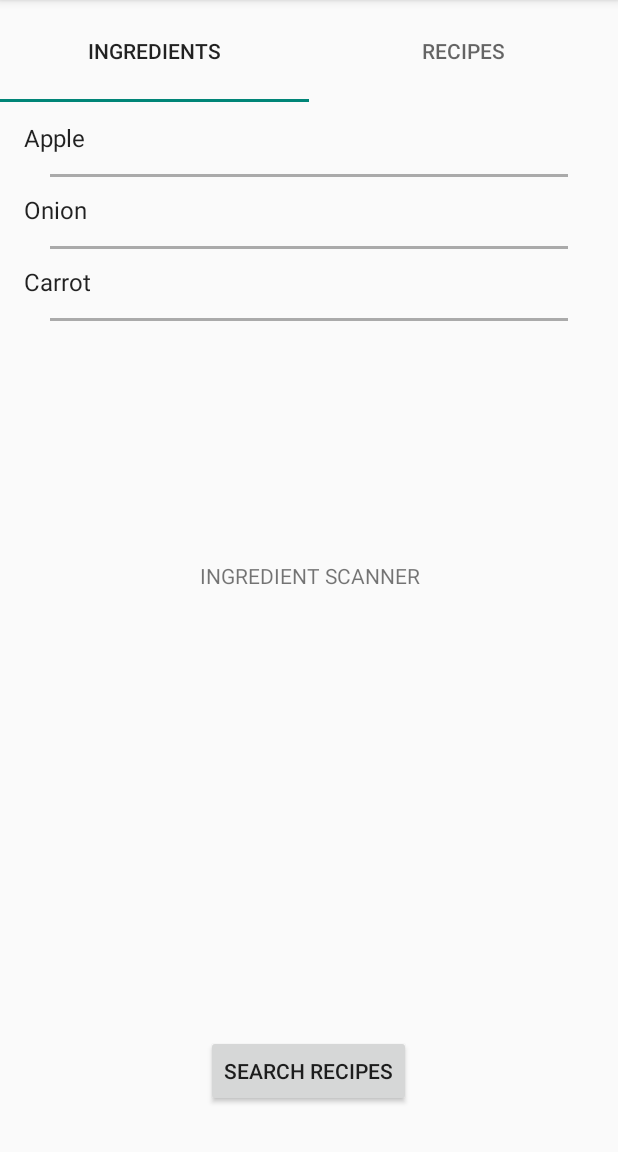
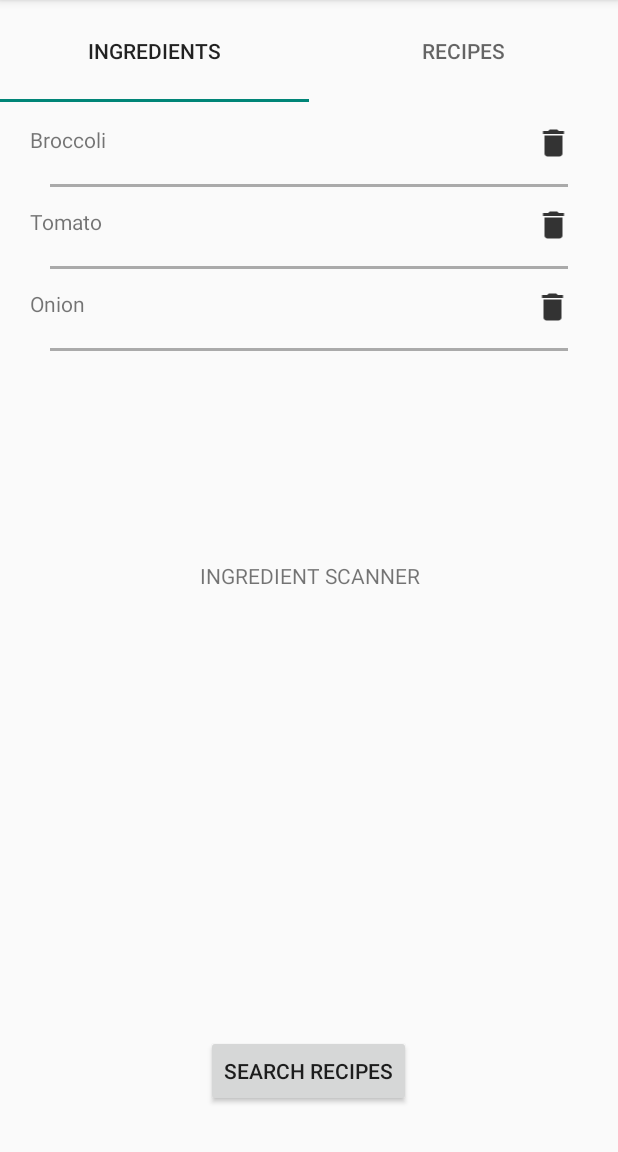
Before and after one commit to andreea794/AIChef, an Android app: the screen it shows after launch (MainActivity), on a phone screen of 412 x 824 dp, the part 84-1236 px from its top. Run offline under Robolectric (Android 15) with nearby library versions, the phone set to English and light mode, and no system bars; libraries missing offline, so code that uses them is left out: com.sothree.slidinguppanel; plain views replace SlidingUpPanelLayout; 2 statements that could not run were skipped.

Commit message:
Add list item removal function
Need to replace Ingredient representation from String to Ingredient
after merging with recipe_recommender

```diff
--- a/app/src/main/java/com/teamalpha/aichef/MainActivity.java
+++ b/app/src/main/java/com/teamalpha/aichef/MainActivity.java
@@ -11,13 +11,22 @@ import android.widget.Toast;
 import com.sothree.slidinguppanel.SlidingUpPanelLayout;
 import com.teamalpha.aichef.slideuppanel.IngredientPagerAdapter;
 
+import java.util.ArrayList;
+import java.util.List;
+
 public class MainActivity extends AppCompatActivity {
-    FragmentPagerAdapter adapter;
+    FragmentPagerAdapter mAdapter;
+    List<String> mScannedIngredients;
 
     @Override
     protected void onCreate(Bundle savedInstanceState) {
         super.onCreate(savedInstanceState);
         setContentView(R.layout.activity_main);
+
+        mScannedIngredients = new ArrayList<>();
+        mScannedIngredients.add("Broccoli");
+        mScannedIngredients.add("Tomato");
+        mScannedIngredients.add("Onion");
 
         //TODO: Save the scanned ingredients state when you transition to other activity.
         SlidingUpPanelLayout slidingUpPanelLayout = findViewById(R.id.layout_slidinguppanel);
@@ -25,10 +34,20 @@ public class MainActivity extends AppCompatActivity {
 
 
         ViewPager vp = findViewById(R.id.vpPager);
-        adapter = new IngredientPagerAdapter(getSupportFragmentManager());
+        mAdapter = new IngredientPagerAdapter(getSupportFragmentManager());
         TabLayout tabLayout = findViewById(R.id.tab_layout);
         tabLayout.setupWithViewPager(vp);
-        vp.setAdapter(adapter);
+        vp.setAdapter(mAdapter);
+    }
+
+
+    public List<String> getScannedIngredients() {
+        List<String> ingredients = new ArrayList<>(mScannedIngredients);
+        return ingredients;
+    }
+
+    public void removeIngredient(String ingredient) {
+        mScannedIngredients.remove(ingredient);
     }
 
     /**
--- a/app/src/main/java/com/teamalpha/aichef/slideuppanel/IngredientAdapter.java
+++ b/app/src/main/java/com/teamalpha/aichef/slideuppanel/IngredientAdapter.java
@@ -1,53 +1,66 @@
 package com.teamalpha.aichef.slideuppanel;
 
+import android.content.Context;
 import android.support.v7.widget.RecyclerView;
 import android.view.LayoutInflater;
 import android.view.View;
 import android.view.ViewGroup;
+import android.widget.ImageView;
+import android.widget.LinearLayout;
+import android.widget.RelativeLayout;
 import android.widget.TextView;
+
+import com.teamalpha.aichef.MainActivity;
+import com.teamalpha.aichef.R;
+
+import java.util.ArrayList;
 
 public class IngredientAdapter extends RecyclerView.Adapter {
 
+    MainActivity mainActivity;
+
+    public IngredientAdapter(Context context) {
+        mainActivity = (MainActivity) context;
+    }
+
+
     @Override
     public ViewHolder onCreateViewHolder(ViewGroup parent, int viewType) {
-        TextView exerciseView = (TextView) LayoutInflater.from(parent.getContext())
-                .inflate(android.R.layout.simple_list_item_1, parent, false);
+        View exerciseView = LayoutInflater.from(parent.getContext())
+                .inflate(R.layout.list_item_ingredient, parent, false);
         return new ViewHolder(exerciseView);
     }
 
     @Override
     public void onBindViewHolder(RecyclerView.ViewHolder holder, int position) {
         //TODO: Receive ingredient list information from current recipe and iterate over it.
-        String msg;
-        switch (position) {
-            case 0:
-                msg = "Apple";
-                break;
-            case 1:
-                msg = "Onion";
-                break;
-            case 2:
-                msg = "Carrot";
-                break;
-            default:
-                msg = "Tomato";
-        }
 
+        final String msg = mainActivity.getScannedIngredients().get(position);
         ((ViewHolder) holder).mTextView.setText(msg);
+        ((ViewHolder) holder).mImageView.setOnClickListener(new View.OnClickListener() {
+            @Override
+            public void onClick(View view) {
+                mainActivity.removeIngredient(msg);
+                IngredientAdapter.this.notifyDataSetChanged();
+            }
+        });
     }
 
     @Override
     public int getItemCount() {
-        return 3;
+        return mainActivity.getScannedIngredients().size();
     }
 
     public static class ViewHolder extends RecyclerView.ViewHolder {
 
         TextView mTextView;
+        ImageView mImageView;
 
         public ViewHolder(View itemView) {
             super(itemView);
-            mTextView = (TextView) itemView;
+            LinearLayout layout = (LinearLayout) itemView;
+            mTextView = layout.findViewById(R.id.tv_ingredient_name);
+            mImageView = layout.findViewById(R.id.iv_remove_ingredient);
         }
     }
 }
--- a/app/src/main/java/com/teamalpha/aichef/slideuppanel/IngredientFragment.java
+++ b/app/src/main/java/com/teamalpha/aichef/slideuppanel/IngredientFragment.java
@@ -33,7 +33,7 @@ public class IngredientFragment extends Fragment {
         RecyclerView.LayoutManager layoutManager = new LinearLayoutManager(getContext());
         RecyclerView recyclerView = view.findViewById(R.id.rv_ingredients_frag);
         recyclerView.setLayoutManager(layoutManager);
-        IngredientAdapter adapter = new IngredientAdapter();
+        IngredientAdapter adapter = new IngredientAdapter(getActivity());
         recyclerView.setAdapter(adapter);
         recyclerView.addItemDecoration(new SimpleDividerItemDecoration(getContext()));
         return view;
--- /dev/null
+++ b/app/src/main/res/drawable-anydpi/ic_remove_ingredient.xml
@@ -0,0 +1,10 @@
+<vector xmlns:android="http://schemas.android.com/apk/res/android"
+    android:width="24dp"
+    android:height="24dp"
+    android:viewportWidth="24"
+    android:viewportHeight="24"
+    android:tint="#333333">
+    <path
+        android:fillColor="#FF000000"
+        android:pathData="M6,19c0,1.1 0.9,2 2,2h8c1.1,0 2,-0.9 2,-2V7H6v12zM19,4h-3.5l-1,-1h-5l-1,1H5v2h14V4z"/>
+</vector>
--- /dev/null
+++ b/app/src/main/res/layout/list_item_ingredient.xml
@@ -0,0 +1,23 @@
+<?xml version="1.0" encoding="utf-8"?>
+<LinearLayout xmlns:android="http://schemas.android.com/apk/res/android"
+    android:layout_width="match_parent"
+    android:layout_height="wrap_content"
+    android:paddingTop="15dp"
+    android:paddingBottom="15dp"
+    android:paddingLeft="20dp"
+    android:paddingRight="15dp">
+
+    <TextView
+        android:id="@+id/tv_ingredient_name"
+        android:layout_width="wrap_content"
+        android:layout_height="wrap_content"
+        android:layout_weight="0.9"/>
+
+    <ImageView
+        android:id="@+id/iv_remove_ingredient"
+        android:layout_width="wrap_content"
+        android:layout_height="wrap_content"
+        android:layout_weight="0.1"
+        android:src="@drawable/ic_remove_ingredient"/>
+
+</LinearLayout>
```
Also changed, not shown: app/src/main/res/drawable-hdpi/ic_remove_ingredient.png (added), app/src/main/res/drawable-mdpi/ic_remove_ingredient.png (added), app/src/main/res/drawable-xhdpi/ic_remove_ingredient.png (added), app/src/main/res/drawable-xxhdpi/ic_remove_ingredient.png (added).
